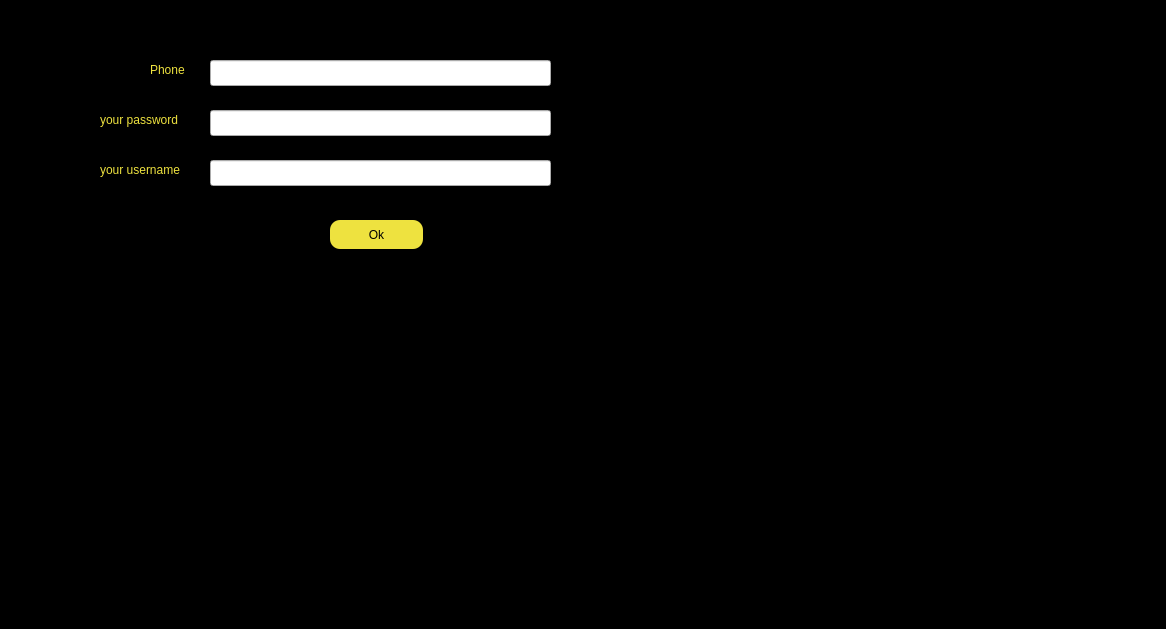
This is enter/forget.ui in Shayanrava/APproject as Qt 5 draws it before an edit. The edited form follows.
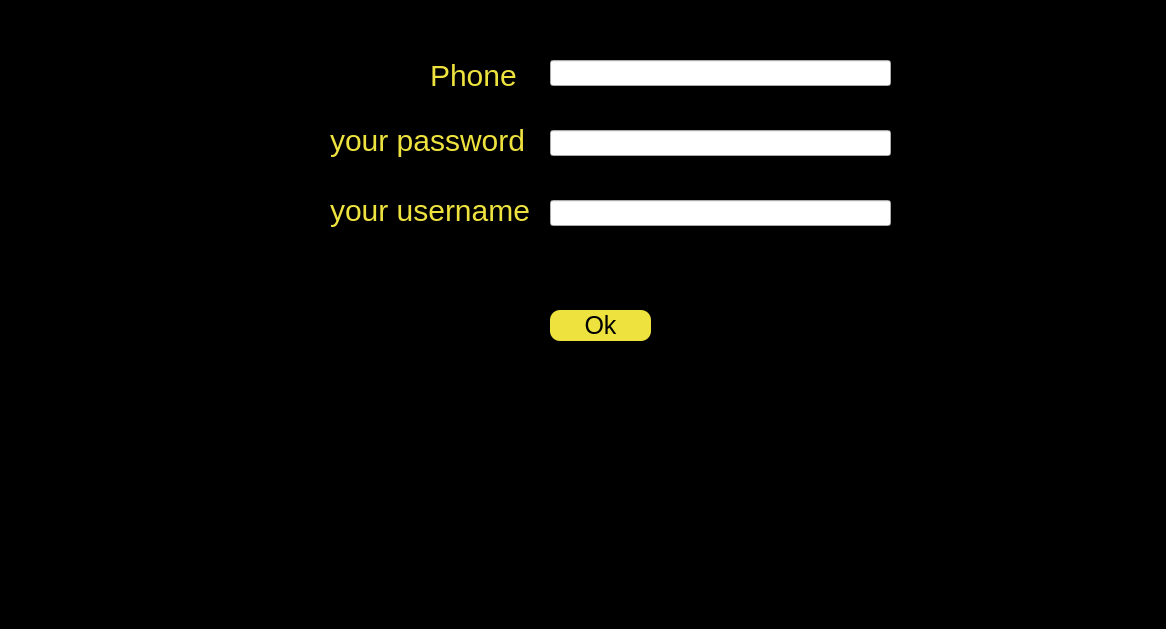
This is the edited form.

```diff
--- a/enter/forget.ui
+++ b/enter/forget.ui
@@ -22,8 +22,8 @@
   <widget class="QLineEdit" name="lineEdit_Pass">
    <property name="geometry">
     <rect>
-     <x>210</x>
-     <y>110</y>
+     <x>550</x>
+     <y>130</y>
      <width>341</width>
      <height>26</height>
     </rect>
@@ -32,16 +32,16 @@
   <widget class="QLabel" name="labelPhone">
    <property name="geometry">
     <rect>
-     <x>150</x>
+     <x>430</x>
      <y>60</y>
-     <width>51</width>
-     <height>20</height>
+     <width>91</width>
+     <height>31</height>
     </rect>
    </property>
    <property name="styleSheet">
     <string notr="true">#labelPhone{
 color:rgb(238, 226, 63);
-
+font-size:30px;
 
 }</string>
    </property>
@@ -52,8 +52,8 @@
   <widget class="QLineEdit" name="lineEdit_User">
    <property name="geometry">
     <rect>
-     <x>210</x>
-     <y>160</y>
+     <x>550</x>
+     <y>200</y>
      <width>341</width>
      <height>26</height>
     </rect>
@@ -62,16 +62,16 @@
   <widget class="QLabel" name="labelpassword">
    <property name="geometry">
     <rect>
-     <x>100</x>
-     <y>110</y>
-     <width>101</width>
-     <height>20</height>
+     <x>330</x>
+     <y>120</y>
+     <width>201</width>
+     <height>41</height>
     </rect>
    </property>
    <property name="styleSheet">
     <string notr="true">#labelpassword{
 color:rgb(238, 226, 63);
-
+font-size:30px;
 
 }</string>
    </property>
@@ -82,18 +82,18 @@
   <widget class="QPushButton" name="pushButtonOk">
    <property name="geometry">
     <rect>
-     <x>330</x>
-     <y>220</y>
-     <width>93</width>
-     <height>29</height>
+     <x>550</x>
+     <y>310</y>
+     <width>101</width>
+     <height>31</height>
     </rect>
    </property>
    <property name="styleSheet">
     <string notr="true">#pushButtonOk{
 background-color:rgb(238, 226, 63);
 border-radius:10px;
-
-
+color:black;
+font-size:25px;
 }</string>
    </property>
    <property name="text">
@@ -103,7 +103,7 @@
   <widget class="QLineEdit" name="lineEdit_Phone">
    <property name="geometry">
     <rect>
-     <x>210</x>
+     <x>550</x>
      <y>60</y>
      <width>341</width>
      <height>26</height>
@@ -113,16 +113,16 @@
   <widget class="QLabel" name="labelusername">
    <property name="geometry">
     <rect>
-     <x>100</x>
-     <y>160</y>
-     <width>101</width>
-     <height>20</height>
+     <x>330</x>
+     <y>180</y>
+     <width>201</width>
+     <height>61</height>
     </rect>
    </property>
    <property name="styleSheet">
     <string notr="true">#labelusername{
 color:rgb(238, 226, 63);
-
+font-size:30px;
 
 }</string>
    </property>
```
